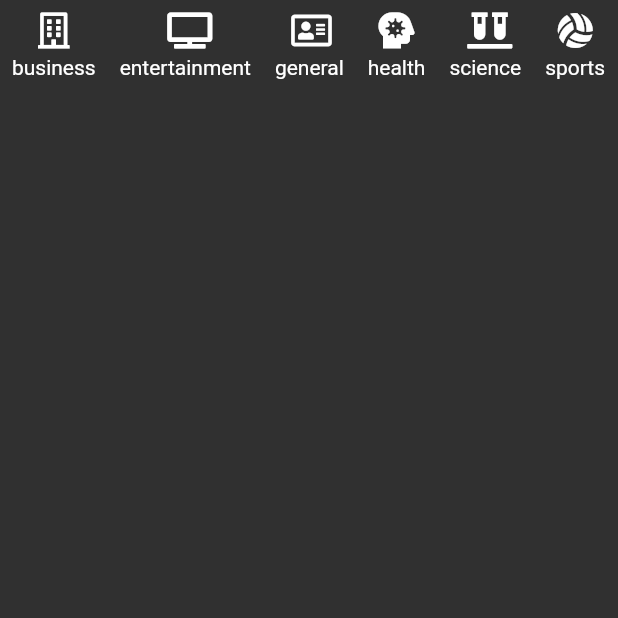
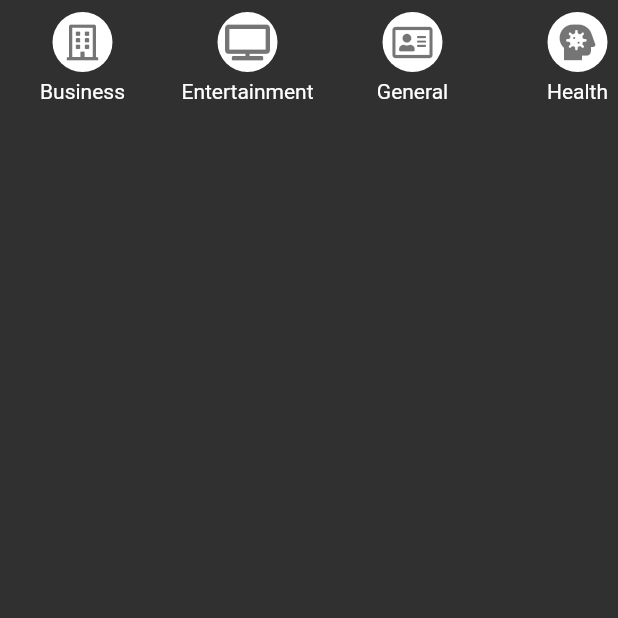
Before and after one commit to leopg17/newsapp, a Flutter app: the Tabs2Page screen opened directly, on a phone screen of 412 x 824 dp, the top half of it. Run offline on Flutter 3.47's test engine with Material 2 defaults, Android fonts, the phone set to English and light mode, and no system bars; our stand-ins replace font_awesome_flutter; network calls fail.

Commit message:
Puliendo el menu de categorias

```diff
--- a/lib/src/pages/tab2_page.dart
+++ b/lib/src/pages/tab2_page.dart
@@ -1,4 +1,5 @@
 import 'package:flutter/material.dart';
+import 'package:newsapp/src/models/category_model.dart';
 import 'package:newsapp/src/services/news_service.dart';
 import 'package:provider/provider.dart';
 
@@ -28,14 +29,19 @@ class _ListaCategorias extends StatelessWidget {
       scrollDirection: Axis.horizontal,
       itemCount: categories.length,
       itemBuilder: (BuildContext context, int index){
-        return Padding(
-          padding: EdgeInsets.all(8),
-          child: Column(
-            children: <Widget>[
-              Icon(categories[index].icon),
-              SizedBox(height: 5,),
-              Text(categories[index].name)
-            ],
+
+        final cName = categories[index].name;
+        return Container(
+          width: 110,
+          child: Padding(
+            padding: EdgeInsets.all(8),
+            child: Column(
+              children: <Widget>[
+                _CategoryButton(categories[index]),
+                SizedBox(height: 5,),
+                Text('${cName[0].toUpperCase()}${cName.substring(1)}')
+              ],
+            ),
           ),
         );
         //Text(categories[index].name);
@@ -43,3 +49,29 @@ class _ListaCategorias extends StatelessWidget {
     );
   }
 }
+
+class _CategoryButton extends StatelessWidget {
+  final Category categoria;
+  const _CategoryButton(this.categoria);
+
+  @override
+  Widget build(BuildContext context) {
+    return GestureDetector(
+      onTap: (){
+        print('${categoria.name}');
+      },
+          child: Container(
+        width: 40,
+        height: 40,
+        decoration: BoxDecoration(
+          shape: BoxShape.circle,
+          color: Colors.white
+        ),
+        child: Icon(
+          categoria.icon,
+          color: Colors.black54,
+        ),
+      ),
+    );
+  }
+}
```
